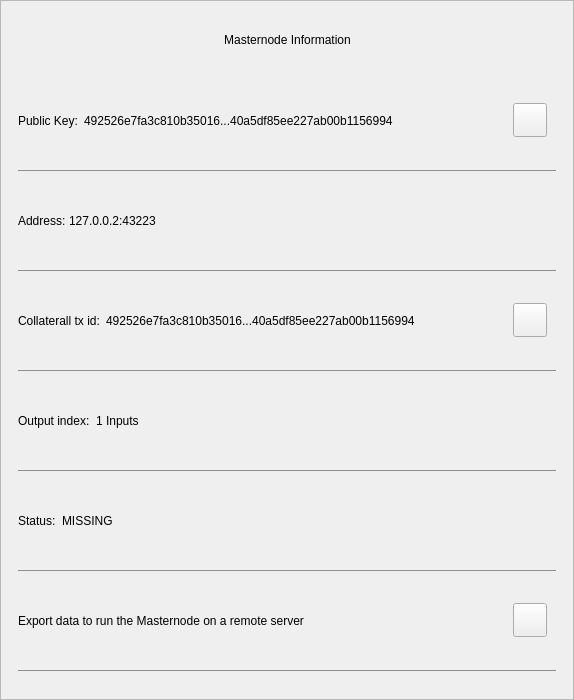
Qt form src/qt/bcz/forms/mninfodialog.ui (SpecialCoins/bitcoincz) before a commit.
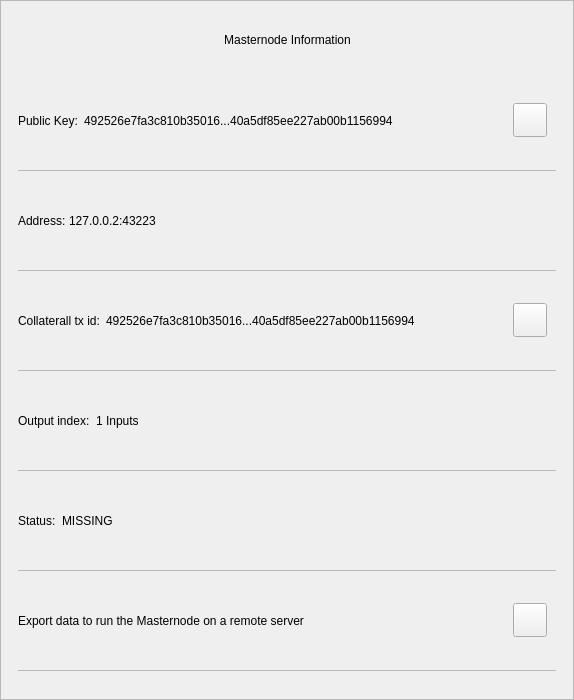
The same form after that commit.

Patch:
```diff
--- a/src/qt/bcz/forms/mninfodialog.ui
+++ b/src/qt/bcz/forms/mninfodialog.ui
@@ -315,7 +315,7 @@
                    </size>
                   </property>
                   <property name="styleSheet">
-                   <string notr="true">background-color:#908c96;</string>
+                   <string notr="true">background-color:#bababa;</string>
                   </property>
                   <property name="text">
                    <string/>
@@ -366,7 +366,7 @@
                    </size>
                   </property>
                   <property name="styleSheet">
-                   <string notr="true">background-color:#908c96;</string>
+                   <string notr="true">background-color:#bababa;</string>
                   </property>
                   <property name="text">
                    <string/>
@@ -433,7 +433,7 @@
                    </size>
                   </property>
                   <property name="styleSheet">
-                   <string notr="true">background-color:#908c96;</string>
+                   <string notr="true">background-color:#bababa;</string>
                   </property>
                   <property name="text">
                    <string/>
@@ -487,7 +487,7 @@
                    </size>
                   </property>
                   <property name="styleSheet">
-                   <string notr="true">background-color:#908c96;</string>
+                   <string notr="true">background-color:#bababa;</string>
                   </property>
                   <property name="text">
                    <string/>
@@ -532,7 +532,7 @@
                    </size>
                   </property>
                   <property name="styleSheet">
-                   <string notr="true">background-color:#908c96;</string>
+                   <string notr="true">background-color:#bababa;</string>
                   </property>
                   <property name="text">
                    <string/>
@@ -598,7 +598,7 @@
                    </size>
                   </property>
                   <property name="styleSheet">
-                   <string notr="true">background-color:#908c96;</string>
+                   <string notr="true">background-color:#bababa;</string>
                   </property>
                   <property name="text">
                    <string/>
```
Left out of the diff: 8 changed lines with no effect on the pictures.
